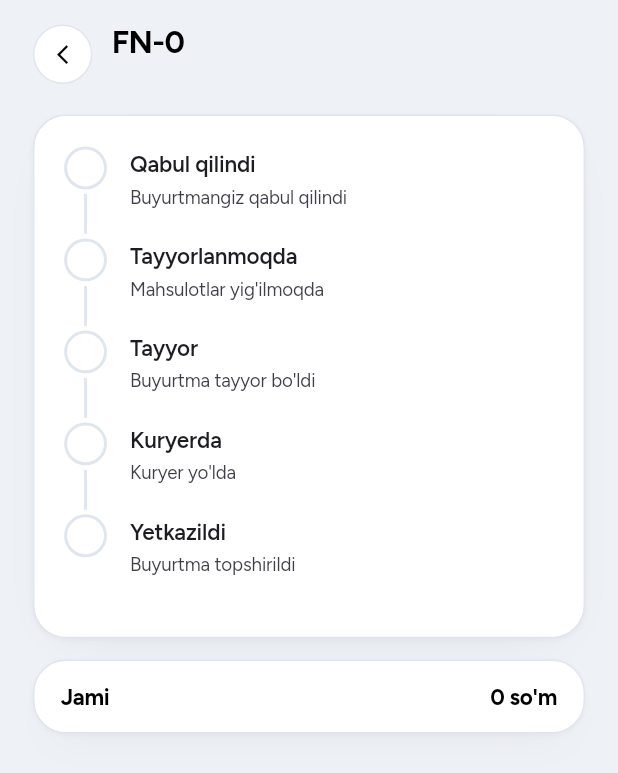
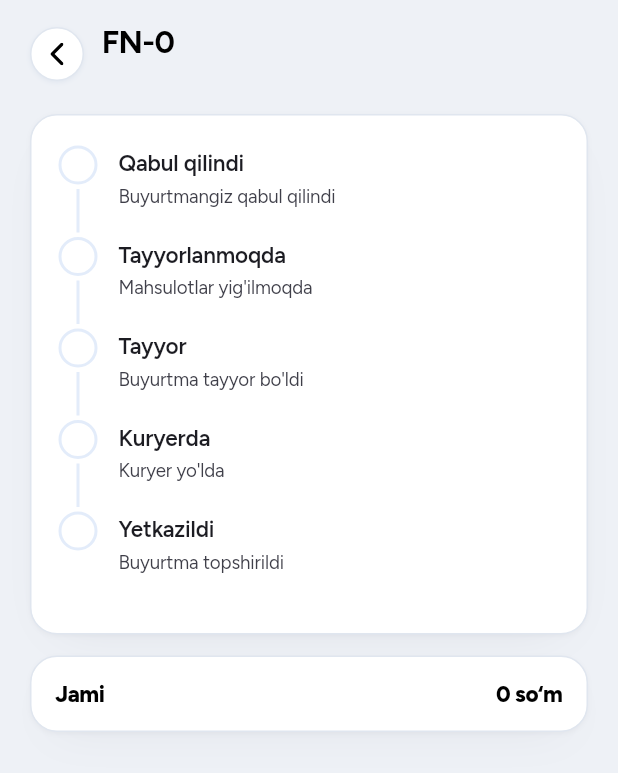
Before and after one commit to sllwllc7/fargonam, a Flutter app: the OrderSuccessScreen screen opened directly with empty values, after a tap on "Buyurtmani kuzatish", on a phone screen of 412 x 824 dp. Shown: the top 773 px of the screen. Run offline on Flutter 3.47's test engine with Material 3 defaults, Android fonts, the phone set to English and light mode, and no system bars; our stand-ins replace cached_network_image, dio, firebase_core, firebase_crashlytics, firebase_messaging, flutter_riverpod and 11 more; missing offline and left inert: yandex_mapkit; accounts and stored records are empty; network calls fail.

Commit message:
3-bosqich: Muvaffaqiyat, Kuzatish, Buyurtmalar ekranlari dc.html'ga moslandi
- OrderSuccessScreen: aniq check SVG, AppColors.primaryLight (avval
  legacy binafsha), CTA gradient/soya, pushReplacementAppRoute.
- OrderTrackingScreen: pickup-kod/bekor-qilingan holatlari (real
  funksiya, prototipda yo'q) saqlandi, faqat token migratsiya.
  Tuzatildi: timeline karta radius18 (avval cardLarge=22 noto'g'ri),
  bosilmagan dot border rangi primaryLight (avval border edi), chiziq
  rangi endi to'g'ri segment holatiga bog'liq (avval joriy qadam ham
  qora chiziq chizardi, manba kodida oldingi qadam TO'LIQ o'tgandagina
  qora). Buyurtma qatoriga variant_name qo'shildi.
- OrdersScreen: statusBadge() manba kodidan aniqlangan 4-holat rangi
  qo'shildi ("Kuryerda" alohida primaryDeep rangda edi, avval umumiy
  binafsha ranggacha tushib qolardi).
- AppColors.primaryDeep (#14243F) qo'shildi — dc.html'da 5 marta
  uchraydi (holat belgisi, tugma foni, toggle va h.k.), categoryTints[0]
  ham shu tokenga o'tkazildi.

```diff
--- a/mobile_user/lib/features/checkout/order_success_screen.dart
+++ b/mobile_user/lib/features/checkout/order_success_screen.dart
@@ -1,14 +1,13 @@
+import 'package:fargonam_ui/fargonam_ui.dart';
 import 'package:flutter/material.dart';
 import 'package:flutter/services.dart';
-import 'package:flutter_screenutil/flutter_screenutil.dart';
+import 'package:flutter_svg/flutter_svg.dart';
 
-import '../../core/theme/app_colors.dart';
-import '../../core/theme/app_gradients.dart';
-import '../../core/theme/app_radius.dart';
-import '../../core/theme/app_shadows.dart';
-import '../../core/theme/app_text_styles.dart';
 import '../orders/order_tracking_screen.dart';
 import '../shell/app_shell.dart' show appShellKey;
+
+const _checkIconSvg =
+    '<svg viewBox="0 0 24 24"><path d="m5 12.5 4.5 4.5L19 7.5" stroke="#000" stroke-width="2.6" stroke-linecap="round" stroke-linejoin="round" fill="none"/></svg>';
 
 /// Muvaffaqiyat — HANDOFF.md 2-bo'lim, 8-band.
 class OrderSuccessScreen extends StatelessWidget {
@@ -29,11 +28,12 @@ class OrderSuccessScreen extends StatelessWidget {
         if (!didPop) _backToHome(context);
       },
       child: Scaffold(
-      backgroundColor: AppColors.bg,
+        backgroundColor: AppColors.background,
         body: SafeArea(
+          child: ScreenFadeIn(
             child: Center(
               child: Padding(
-            padding: EdgeInsets.symmetric(horizontal: 40.w),
+                padding: const EdgeInsets.symmetric(horizontal: 40),
                 child: Column(
                   mainAxisSize: MainAxisSize.min,
                   children: [
@@ -43,48 +43,50 @@ class OrderSuccessScreen extends StatelessWidget {
                       curve: Curves.easeOutBack,
                       builder: (context, scale, child) => Transform.scale(scale: scale, child: child),
                       child: Container(
-                    width: 88.w,
-                    height: 88.w,
-                    decoration: const BoxDecoration(color: Color(0xFFEDE9FE), shape: BoxShape.circle),
-                    child: Icon(Icons.check, size: 40.sp, color: AppColors.primaryDark),
+                        width: 88,
+                        height: 88,
+                        decoration: const BoxDecoration(color: AppColors.primaryLight, shape: BoxShape.circle),
+                        alignment: Alignment.center,
+                        child: SvgPicture.string(_checkIconSvg, width: 40, height: 40),
                       ),
                     ),
-                SizedBox(height: 22.h),
-                Text('Buyurtma qabul qilindi!', style: AppTextStyles.h2.copyWith(fontSize: 22)),
-                SizedBox(height: 8.h),
+                    const SizedBox(height: 22),
+                    Text('Buyurtma qabul qilindi!', style: AppTypography.h2.copyWith(fontSize: 22, letterSpacing: -0.4)),
+                    const SizedBox(height: 8),
                     Text.rich(
                       TextSpan(
-                    style: AppTextStyles.body.copyWith(color: AppColors.textMuted, fontSize: 14, height: 1.5),
+                        style: AppTypography.body.copyWith(height: 1.5, color: AppColors.textMuted, fontSize: 14),
                         children: [
                           const TextSpan(text: 'Buyurtma raqami: '),
-                      TextSpan(text: 'FN-${order['id']}', style: TextStyle(fontWeight: FontWeight.w700, color: AppColors.text)),
+                          TextSpan(text: 'FN-${order['id']}', style: const TextStyle(fontWeight: FontWeight.w700, color: AppColors.textPrimary)),
                           const TextSpan(text: '\nKuryer yetkazib berganda to\'laysiz'),
                         ],
                       ),
                       textAlign: TextAlign.center,
                     ),
-                SizedBox(height: 26.h),
-                GestureDetector(
+                    const SizedBox(height: 26),
+                    PressableScale(
                       onTap: () {
                         HapticFeedback.mediumImpact();
-                    Navigator.pushReplacement(context, MaterialPageRoute(builder: (_) => OrderTrackingScreen(order: order)));
+                        pushReplacementAppRoute(context, (_) => OrderTrackingScreen(order: order));
                       },
                       child: Container(
                         width: double.infinity,
-                    height: 54.h,
-                    decoration: BoxDecoration(gradient: AppGradients.primary, borderRadius: BorderRadius.circular(AppRadius.button), boxShadow: AppShadows.primaryButton),
-                    child: Center(child: Text('Buyurtmani kuzatish', style: AppTextStyles.button)),
+                        height: 52,
+                        decoration: BoxDecoration(gradient: AppGradients.cta, borderRadius: BorderRadius.circular(AppRadius.button), boxShadow: AppShadows.cta),
+                        alignment: Alignment.center,
+                        child: Text('Buyurtmani kuzatish', style: AppTypography.button),
                       ),
                     ),
-                SizedBox(height: 12.h),
+                    const SizedBox(height: 12),
                     GestureDetector(
                       onTap: () {
                         HapticFeedback.selectionClick();
                         _backToHome(context);
                       },
                       child: Padding(
-                    padding: EdgeInsets.symmetric(vertical: 10.h),
-                    child: Text('Bosh sahifaga qaytish', style: AppTextStyles.cardTitleSm.copyWith(fontSize: 15)),
+                        padding: const EdgeInsets.symmetric(vertical: 10),
+                        child: Text('Bosh sahifaga qaytish', style: AppTypography.cardTitleSm.copyWith(fontSize: 15)),
                       ),
                     ),
                   ],
@@ -93,6 +95,7 @@ class OrderSuccessScreen extends StatelessWidget {
             ),
           ),
         ),
+      ),
     );
   }
 }
--- a/mobile_user/lib/features/orders/order_tracking_screen.dart
+++ b/mobile_user/lib/features/orders/order_tracking_screen.dart
@@ -1,12 +1,6 @@
+import 'package:fargonam_ui/fargonam_ui.dart';
 import 'package:flutter/material.dart';
-import 'package:flutter/services.dart';
-import 'package:flutter_screenutil/flutter_screenutil.dart';
-
-import '../../core/format.dart';
-import '../../core/theme/app_colors.dart';
-import '../../core/theme/app_radius.dart';
-import '../../core/theme/app_shadows.dart';
-import '../../core/theme/app_text_styles.dart';
+import 'package:flutter_svg/flutter_svg.dart';
 
 const _stages = ['pending', 'preparing', 'ready', 'shipped', 'delivered'];
 const _stageTitles = {
@@ -24,6 +18,9 @@ const _stageSubs = {
   'delivered': 'Buyurtma topshirildi',
 };
 
+const _checkIconSvg =
+    '<svg viewBox="0 0 12 10"><path d="m1 5 3.5 3.5L11 1" stroke="#EEF1F6" stroke-width="2" stroke-linecap="round" stroke-linejoin="round" fill="none"/></svg>';
+
 /// Kuzatish — HANDOFF.md 2-bo'lim, 9-band.
 class OrderTrackingScreen extends StatelessWidget {
   const OrderTrackingScreen({super.key, required this.order});
@@ -39,33 +36,23 @@ class OrderTrackingScreen extends StatelessWidget {
     final total = double.tryParse(order['total']?.toString() ?? '') ?? 0;
 
     return Scaffold(
-      backgroundColor: AppColors.bg,
+      backgroundColor: AppColors.background,
       body: SafeArea(
+        child: ScreenFadeIn(
           child: ListView(
-          padding: EdgeInsets.only(bottom: 40.h),
+            padding: const EdgeInsets.only(bottom: 40),
             children: [
               Padding(
-              padding: EdgeInsets.fromLTRB(20.w, 12.h, 20.w, 0),
+                padding: const EdgeInsets.fromLTRB(20, 12, 20, 0),
                 child: Row(
                   children: [
-                  GestureDetector(
-                    onTap: () {
-                      HapticFeedback.lightImpact();
-                      Navigator.maybePop(context);
-                    },
-                    child: Container(
-                      width: 36.w,
-                      height: 36.w,
-                      decoration: BoxDecoration(color: AppColors.surface, shape: BoxShape.circle, border: Border.all(color: AppColors.border)),
-                      child: Icon(Icons.arrow_back_ios_new, size: 15.sp, color: AppColors.text),
-                    ),
-                  ),
-                  SizedBox(width: 12.w),
+                    BackCircleButton(onTap: () => Navigator.maybePop(context)),
+                    const SizedBox(width: 12),
                     Column(
                       crossAxisAlignment: CrossAxisAlignment.start,
                       children: [
-                      Text('FN-${order['id']}', style: AppTextStyles.title),
-                      if (order['created_at'] != null) Text(_formatDate(order['created_at'] as String), style: AppTextStyles.caption.copyWith(fontSize: 12.5)),
+                        Text('FN-${order['id']}', style: AppTypography.title),
+                        if (order['created_at'] != null) Text(_formatDate(order['created_at'] as String), style: AppTypography.caption),
                       ],
                     ),
                   ],
@@ -73,38 +60,42 @@ class OrderTrackingScreen extends StatelessWidget {
               ),
               if (isPickup && order['pickup_code'] != null)
                 Container(
-                margin: EdgeInsets.fromLTRB(20.w, 16.h, 20.w, 0),
-                padding: EdgeInsets.symmetric(vertical: 14.h),
-                decoration: BoxDecoration(color: AppColors.successSoft, borderRadius: BorderRadius.circular(AppRadius.card), border: Border.all(color: AppColors.success.withValues(alpha: 0.35))),
+                  margin: const EdgeInsets.fromLTRB(20, 16, 20, 0),
+                  padding: const EdgeInsets.symmetric(vertical: 14),
+                  decoration: BoxDecoration(
+                    color: AppColors.successTint,
+                    borderRadius: BorderRadius.circular(AppRadius.card),
+                    border: Border.all(color: AppColors.success.withValues(alpha: 0.35)),
+                  ),
                   child: Column(
                     children: [
-                    Text('Do\'kondan olib ketish kodi', style: AppTextStyles.caption.copyWith(fontSize: 12)),
-                    SizedBox(height: 4.h),
-                    Text(order['pickup_code'] as String, style: AppTextStyles.h1.copyWith(color: AppColors.success, letterSpacing: 6, fontSize: 28)),
+                      Text('Do\'kondan olib ketish kodi', style: AppTypography.caption.copyWith(fontSize: 12)),
+                      const SizedBox(height: 4),
+                      Text(order['pickup_code'] as String, style: AppTypography.h1.copyWith(color: AppColors.success, letterSpacing: 6, fontSize: 28)),
                     ],
                   ),
                 ),
               Container(
-              margin: EdgeInsets.fromLTRB(20.w, 16.h, 20.w, 0),
-              padding: EdgeInsets.symmetric(horizontal: 18.w, vertical: 20.h),
+                margin: const EdgeInsets.fromLTRB(20, 16, 20, 0),
+                padding: const EdgeInsets.symmetric(horizontal: 18, vertical: 20),
                 decoration: BoxDecoration(
                   color: AppColors.surface,
-                borderRadius: BorderRadius.circular(AppRadius.cardLarge),
+                  borderRadius: BorderRadius.circular(AppRadius.card),
                   border: Border.all(color: AppColors.border),
                   boxShadow: AppShadows.card,
                 ),
                 child: cancelled
                     ? Row(
                         children: [
-                        Icon(Icons.cancel_outlined, color: AppColors.danger, size: 22.sp),
-                        SizedBox(width: 10.w),
+                          const Icon(Icons.cancel_outlined, color: AppColors.danger, size: 22),
+                          const SizedBox(width: 10),
                           Expanded(
                             child: Column(
                               crossAxisAlignment: CrossAxisAlignment.start,
                               children: [
-                              Text('Bekor qilingan', style: AppTextStyles.cardTitle.copyWith(color: AppColors.danger, fontSize: 15)),
+                                Text('Bekor qilingan', style: AppTypography.cardTitle.copyWith(color: AppColors.danger, fontSize: 15)),
                                 if ((order['cancel_reason'] as String?)?.isNotEmpty == true)
-                                Text(order['cancel_reason'] as String, style: AppTextStyles.caption.copyWith(fontSize: 12.5)),
+                                  Text(order['cancel_reason'] as String, style: AppTypography.caption),
                               ],
                             ),
                           ),
@@ -115,48 +106,60 @@ class OrderTrackingScreen extends StatelessWidget {
                           for (var i = 0; i < _stages.length; i++)
                             if (!(isPickup && _stages[i] == 'shipped'))
                               _TimelineStep(
+                                done: i <= idx,
+                                lineDone: i < idx,
                                 title: _stageTitles[_stages[i]]!,
                                 sub: _stageSubs[_stages[i]]!,
-                              done: i <= idx,
                                 isLast: i == _stages.length - 1 || (isPickup && _stages[i + 1] == 'shipped' && i + 1 == _stages.length - 2),
                               ),
                         ],
                       ),
               ),
               Container(
-              margin: EdgeInsets.fromLTRB(20.w, 14.h, 20.w, 0),
+                margin: const EdgeInsets.fromLTRB(20, 14, 20, 0),
                 decoration: BoxDecoration(
                   color: AppColors.surface,
-                borderRadius: BorderRadius.circular(AppRadius.cardLarge),
+                  borderRadius: BorderRadius.circular(AppRadius.card),
                   border: Border.all(color: AppColors.border),
                   boxShadow: AppShadows.card,
                 ),
+                clipBehavior: Clip.antiAlias,
                 child: Column(
                   children: [
                     for (final l in items)
-                    Padding(
-                      padding: EdgeInsets.symmetric(horizontal: 16.w, vertical: 11.h),
+                      Container(
+                        padding: const EdgeInsets.symmetric(horizontal: 16, vertical: 12),
+                        decoration: const BoxDecoration(border: Border(bottom: BorderSide(color: Color(0x0D000000)))),
                         child: Row(
                           children: [
                             Expanded(
                               child: Text.rich(
-                              TextSpan(children: [
-                                TextSpan(text: l['product_name'] as String? ?? '', style: AppTextStyles.cardTitleSm.copyWith(fontSize: 13.5)),
-                                TextSpan(text: ' × ${l['quantity']}', style: AppTextStyles.caption.copyWith(fontSize: 13)),
-                              ]),
+                                TextSpan(
+                                  children: [
+                                    TextSpan(text: l['product_name'] as String? ?? '', style: AppTypography.rowTitle.copyWith(fontSize: 13.5)),
+                                    TextSpan(
+                                      text: ' · ${l['variant_name'] ?? ''} × ${l['quantity']}',
+                                      style: AppTypography.caption.copyWith(height: null, fontSize: 13.5, color: AppColors.textMuted),
+                                    ),
+                                  ],
                                 ),
                               ),
-                          Text(formatSom((double.tryParse(l['price_at_purchase']?.toString() ?? '') ?? 0) * (l['quantity'] as int? ?? 0)), style: AppTextStyles.cardTitleSm.copyWith(fontSize: 13.5)),
+                            ),
+                            const SizedBox(width: 10),
+                            Text(
+                              formatSom((double.tryParse(l['price_at_purchase']?.toString() ?? '') ?? 0) * (l['quantity'] as int? ?? 0)),
+                              style: AppTypography.rowTitle.copyWith(fontSize: 13.5),
+                            ),
                           ],
                         ),
                       ),
                     Padding(
-                    padding: EdgeInsets.symmetric(horizontal: 16.w, vertical: 12.h),
+                      padding: const EdgeInsets.symmetric(horizontal: 16, vertical: 13),
                       child: Row(
                         mainAxisAlignment: MainAxisAlignment.spaceBetween,
                         children: [
-                        Text('Jami', style: AppTextStyles.cardTitle.copyWith(fontSize: 15)),
-                        Text(formatSom(total), style: AppTextStyles.cardTitle.copyWith(fontSize: 15)),
+                          Text('Jami', style: AppTypography.price.copyWith(fontSize: 15)),
+                          Text(formatSom(total), style: AppTypography.price.copyWith(fontSize: 15)),
                         ],
                       ),
                     ),
@@ -164,6 +167,7 @@ class OrderTrackingScreen extends StatelessWidget {
                 ),
               ),
             ],
+          ),
         ),
       ),
     );
@@ -178,10 +182,11 @@ class OrderTrackingScreen extends StatelessWidget {
 }
 
 class _TimelineStep extends StatelessWidget {
-  const _TimelineStep({required this.title, required this.sub, required this.done, required this.isLast});
+  const _TimelineStep({required this.done, required this.lineDone, required this.title, required this.sub, required this.isLast});
+  final bool done;
+  final bool lineDone;
   final String title;
   final String sub;
-  final bool done;
   final bool isLast;
 
   @override
@@ -193,28 +198,36 @@ class _TimelineStep extends StatelessWidget {
           Column(
             children: [
               Container(
-                width: 26.w,
-                height: 26.w,
+                width: 26,
+                height: 26,
                 decoration: BoxDecoration(
-                  color: done ? AppColors.text : AppColors.surface,
+                  color: done ? AppColors.textPrimary : AppColors.surface,
                   shape: BoxShape.circle,
-                  border: Border.all(color: done ? AppColors.text : AppColors.border, width: 2),
+                  border: Border.all(color: done ? AppColors.textPrimary : AppColors.primaryLight, width: 2),
                 ),
-                child: done ? const Icon(Icons.check, size: 13, color: Colors.white) : null,
+                alignment: Alignment.center,
+                child: done ? SvgPicture.string(_checkIconSvg, width: 11, height: 9) : null,
               ),
-              if (!isLast) Expanded(child: Container(width: 2, margin: EdgeInsets.symmetric(vertical: 3.h), color: done ? AppColors.text : AppColors.border)),
+              if (!isLast)
+                Expanded(
+                  child: Container(
+                    width: 2,
+                    margin: const EdgeInsets.symmetric(vertical: 3),
+                    color: lineDone ? AppColors.textPrimary : AppColors.primaryLight,
+                  ),
+                ),
             ],
           ),
-          SizedBox(width: 14.w),
+          const SizedBox(width: 14),
           Expanded(
             child: Padding(
-              padding: EdgeInsets.only(bottom: 18.h),
+              padding: const EdgeInsets.only(bottom: 18),
               child: Column(
                 crossAxisAlignment: CrossAxisAlignment.start,
                 children: [
-                  Text(title, style: AppTextStyles.cardTitleSm.copyWith(fontSize: 15, color: done ? AppColors.text : AppColors.textSecondary)),
-                  SizedBox(height: 2.h),
-                  Text(sub, style: AppTextStyles.caption.copyWith(fontSize: 12.5)),
+                  Text(title, style: AppTypography.cardTitleSm.copyWith(fontSize: 15, color: done ? AppColors.textPrimary : AppColors.textSecondary)),
+                  const SizedBox(height: 2),
+                  Text(sub, style: AppTypography.caption),
                 ],
               ),
             ),
--- a/packages/fargonam_ui/lib/src/app_colors.dart
+++ b/packages/fargonam_ui/lib/src/app_colors.dart
@@ -11,6 +11,10 @@ class AppColors {
   static const primaryDark = Color(0xFF0F1E38);
   static const primaryMid = Color(0xFF2A4A7F);
   static const primaryLight = Color(0xFFE3ECFA);
+
+  /// `#14243F` — `primaryDark`dan farqli, alohida qora-havorang. dc.html'da
+  /// "Kuryerda" holat belgisi, "Marketga o'tish" tugmasi, push toggle va h.k.
+  static const primaryDeep = Color(0xFF14243F);
 
   static const tabBar = Color(0xFF0F1E33);
 
@@ -46,7 +50,7 @@ class AppColors {
 
   /// Kategoriya ikonka fon/old plan juftliklari — dc.html `const T = [...]`.
   static const categoryTints = <List<Color>>[
-    [Color(0xFFE3ECFA), Color(0xFF14243F)],
+    [primaryLight, primaryDeep],
     [Color(0xFFE3ECFA), Color(0xFF16294A)],
     [Color(0xFFDCFCE7), Color(0xFF16A34A)],
     [Color(0xFFE5EEF9), Color(0xFF2F5FB3)],
```
Also changed, not shown: mobile_user/lib/features/orders/orders_screen.dart (+51 -66 lines). Lines whose indentation alone changed are shown as unchanged.
